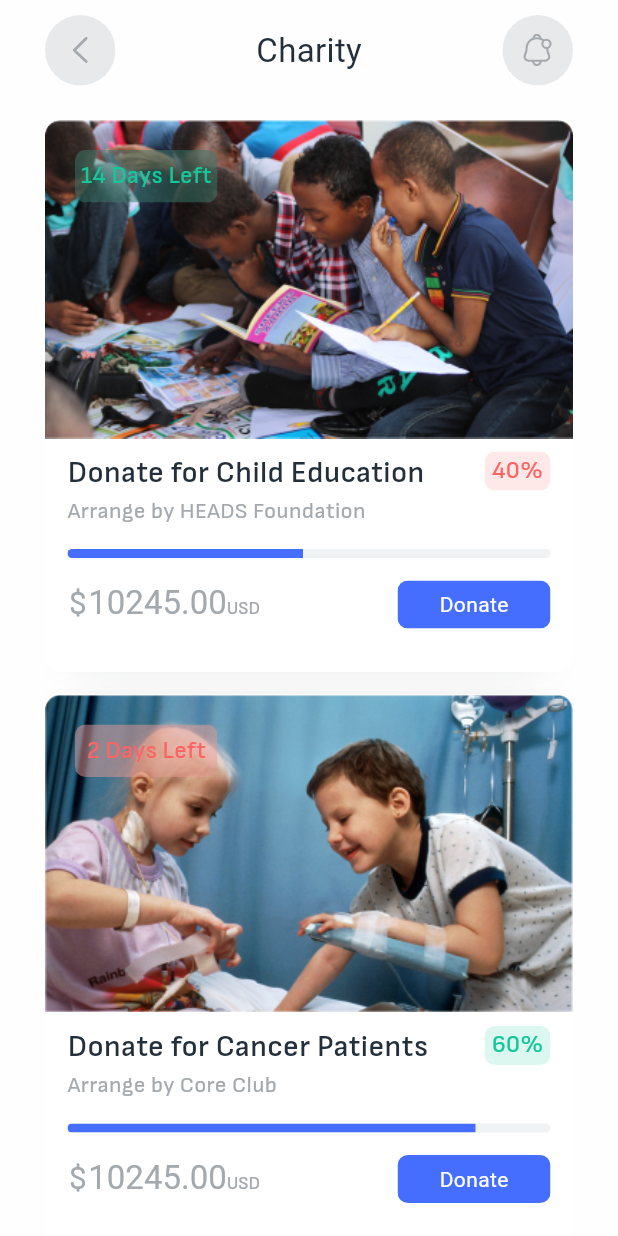
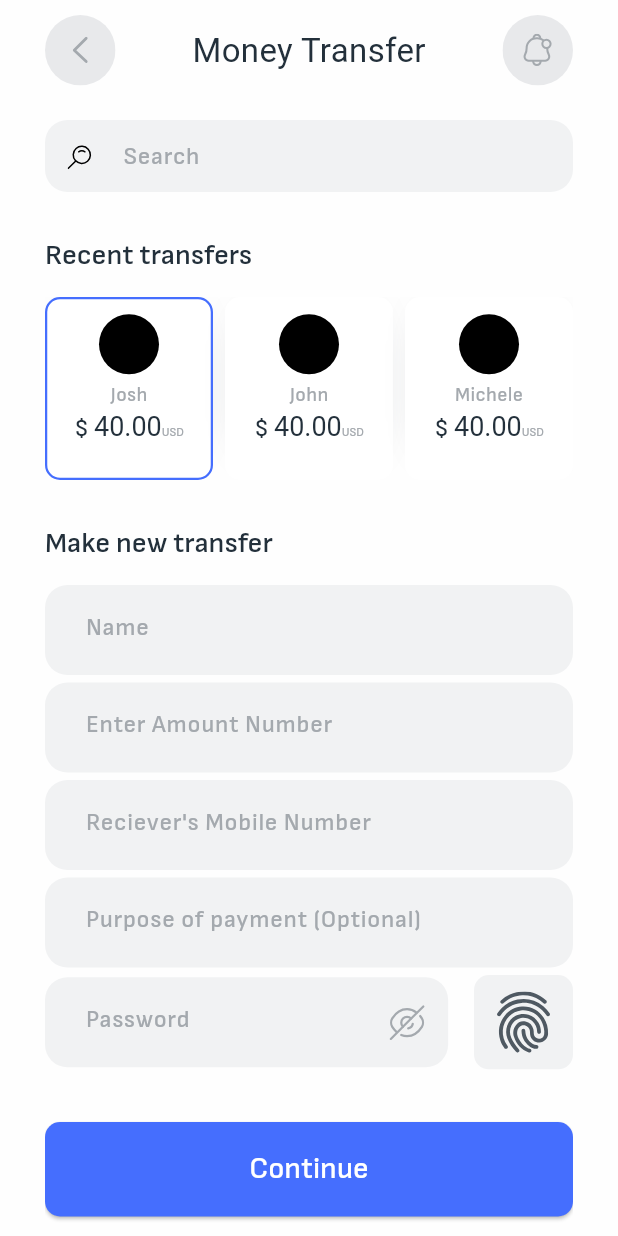
Before and after one commit to Mohammad-Nikmard/Fintech, a Flutter app: the screen it shows after launch, on a phone screen of 412 x 824 dp. Run offline on Flutter 3.47's test engine with Material 3 defaults, Android fonts, the phone set to English and light mode, and no system bars; our stand-ins replace flutter_svg, flutter_switch, get_it, pinput, smooth_page_indicator; Roboto replaces fonts that are missing (SB); project files that could hold a hidden picture were left out.

Commit message:
feat: add money transfer fields

```diff
--- a/lib/main.dart
+++ b/lib/main.dart
@@ -1,6 +1,6 @@
 import 'package:fintech/DI/service_locator.dart';
 import 'package:fintech/theme/light_theme.dart';
-import 'package:fintech/ui/donation_screen.dart';
+import 'package:fintech/ui/money_transfer.dart';
 import 'package:flutter/material.dart';
 
 void main() {
@@ -16,7 +16,7 @@ class MyApp extends StatelessWidget {
   Widget build(BuildContext context) {
     return MaterialApp(
       debugShowCheckedModeBanner: false,
-      home: DonationScreen(
+      home: MoneyTransferScreen(
         mediaQuery: locator.get(),
       ),
       theme: lightTheme,
--- /dev/null
+++ b/lib/ui/money_transfer.dart
@@ -0,0 +1,395 @@
+import 'package:fintech/constatns/color_constants.dart';
+import 'package:fintech/util/extensions/string_extension.dart';
+import 'package:fintech/util/extensions/theme_extension.dart';
+import 'package:fintech/util/mediaquery_handler.dart';
+import 'package:fintech/widget/custom_appbar.dart';
+import 'package:fintech/widget/custom_grid_box.dart';
+import 'package:fintech/widget/my_textfield.dart';
+import 'package:flutter/material.dart';
+import 'package:flutter_svg/svg.dart';
+
+class MoneyTransferScreen extends StatefulWidget {
+  const MoneyTransferScreen({
+    super.key,
+    required this.mediaQuery,
+  });
+  final MediaQueryHandler mediaQuery;
+
+  @override
+  State<MoneyTransferScreen> createState() => _MoneyTransferScreenState();
+}
+
+class _MoneyTransferScreenState extends State<MoneyTransferScreen> {
+  int progressIndicator = 0;
+  String amount = '';
+  String chosenUser = '';
+
+  @override
+  Widget build(BuildContext context) {
+    return Scaffold(
+      backgroundColor: context.background,
+      body: SafeArea(
+        child: Padding(
+          padding: const EdgeInsets.symmetric(horizontal: 30),
+          child: Stack(
+            children: [
+              if (progressIndicator == 0) ...{
+                Padding(
+                  padding: const EdgeInsets.only(top: 80),
+                  child: _MoneyTransferFields(
+                    mediaQuery: widget.mediaQuery,
+                    onTapped: () {
+                      setState(() {
+                        progressIndicator = 1;
+                      });
+                    },
+                    selectedUsser: (value) {
+                      setState(() {
+                        chosenUser = value;
+                      });
+                    },
+                  ),
+                ),
+              },
+              Padding(
+                padding: const EdgeInsets.only(top: 10),
+                child: CustomAppbar(
+                  title: (progressIndicator < 1)
+                      ? 'Money Transfer'
+                      : 'Confirmation',
+                  leftIcon: (progressIndicator > 3)
+                      ? 'my_photo.jpg'
+                      : 'icon_arrow_left',
+                  isLeftProfile: (progressIndicator > 3) ? true : false,
+                  rightIcon: 'icon_notification',
+                ),
+              ),
+            ],
+          ),
+        ),
+      ),
+    );
+  }
+}
+
+class _MoneyTransferFields extends StatefulWidget {
+  const _MoneyTransferFields({
+    required this.mediaQuery,
+    required this.onTapped,
+    required this.selectedUsser,
+  });
+  final VoidCallback onTapped;
+  final ValueChanged<String> selectedUsser;
+  final MediaQueryHandler mediaQuery;
+
+  @override
+  State<_MoneyTransferFields> createState() => __MoneyTransferFieldsState();
+}
+
+class __MoneyTransferFieldsState extends State<_MoneyTransferFields> {
+  late TextEditingController nameController;
+  late TextEditingController accountNumberController;
+  late TextEditingController mobileNumberController;
+  late TextEditingController purposeOfPaymentController;
+  late TextEditingController passwordController;
+
+  int selectedIndex = 0;
+
+  bool visibleEye = true;
+
+  List<String> nameList = [
+    'Josh',
+    'John',
+    'Michele',
+    'Mohammad',
+  ];
+
+  @override
+  void initState() {
+    super.initState();
+    nameController = TextEditingController();
+    accountNumberController = TextEditingController();
+    mobileNumberController = TextEditingController();
+    purposeOfPaymentController = TextEditingController();
+    passwordController = TextEditingController();
+  }
+
+  @override
+  void dispose() {
+    nameController.dispose();
+    accountNumberController.dispose();
+    mobileNumberController.dispose();
+    purposeOfPaymentController.dispose();
+    passwordController.dispose();
+    super.dispose();
+  }
+
+  @override
+  Widget build(BuildContext context) {
+    return SingleChildScrollView(
+      child: Column(
+        crossAxisAlignment: CrossAxisAlignment.start,
+        children: [
+          SizedBox(
+            height: 48,
+            width: widget.mediaQuery.screenWidth(context),
+            child: CustomTextField(
+              verticalPadding: 0,
+              mediaQuery: widget.mediaQuery,
+              hint: 'Search',
+              controller: nameController,
+              color: context.secondaryContainer,
+              prefixIcon: SizedBox(
+                height: 17,
+                width: 17,
+                child: Padding(
+                  padding: const EdgeInsets.all(15.0),
+                  child: SvgPicture.asset(
+                    'icon_search'.toSvg,
+                  ),
+                ),
+              ),
+            ),
+          ),
+          const SizedBox(height: 30),
+          Text(
+            'Recent transfers',
+            style: context.headlineMedium,
+          ),
+          const SizedBox(height: 15),
+          SizedBox(
+            height: 122,
+            child: ListView.builder(
+              padding: EdgeInsets.zero,
+              scrollDirection: Axis.horizontal,
+              itemBuilder: (context, index) {
+                return Padding(
+                  padding: const EdgeInsets.only(right: 8),
+                  child: GestureDetector(
+                    onTap: () {
+                      setState(() {
+                        selectedIndex = index;
+                      });
+                    },
+                    child: CustomGridBox(
+                      index: index,
+                      selectedIndex: selectedIndex,
+                      height: 122,
+                      width: 112,
+                      child: Column(
+                        children: [
+                          const CircleAvatar(
+                            radius: 20,
+                            backgroundColor: Colors.black,
+                          ),
+                          const SizedBox(height: 5),
+                          Text(
+                            nameList[index],
+                            style: const TextStyle(
+                              fontFamily: 'SM',
+                              fontSize: 13,
+                              color: AppColor.greyColor200,
+                            ),
+                          ),
+                          RichText(
+                            text: const TextSpan(
+                              children: [
+                                TextSpan(
+                                  text: '\$ ',
+                                  style: TextStyle(
+                                    fontFamily: 'SM',
+                                    fontSize: 16,
+                                    color: AppColor.blackColor,
+                                  ),
+                                ),
+                                TextSpan(
+                                  text: '40.00',
+                                  style: TextStyle(
+                                    fontFamily: 'SB',
+                                    fontSize: 18,
+                                    color: AppColor.blackColor,
+                                  ),
+                                ),
+                                TextSpan(
+                                  text: 'USD',
+                                  style: TextStyle(
+                                    fontFamily: 'SM',
+                                    fontSize: 8,
+                                    color: AppColor.greyColor200,
+                                  ),
+                                ),
+                              ],
+                            ),
+                          ),
+                        ],
+                      ),
+                    ),
+                  ),
+                );
+              },
+              itemCount: nameList.length,
+            ),
+          ),
+          const SizedBox(height: 30),
+          Text(
+            'Make new transfer',
+            style: context.headlineMedium,
+          ),
+          const SizedBox(height: 15),
+          SizedBox(
+            height: 60,
+            width: widget.mediaQuery.screenWidth(context),
+            child: CustomTextField(
+              mediaQuery: widget.mediaQuery,
+              hint: 'Name',
+              controller: nameController,
+              color: context.secondaryContainer,
+            ),
+          ),
+          const SizedBox(height: 5),
+          SizedBox(
+            height: 60,
+            width: widget.mediaQuery.screenWidth(context),
+            child: CustomTextField(
+              mediaQuery: widget.mediaQuery,
+              hint: 'Enter Amount Number',
+              controller: accountNumberController,
+              color: context.secondaryContainer,
+            ),
+          ),
+          const SizedBox(height: 5),
+          SizedBox(
+            height: 60,
+            width: widget.mediaQuery.screenWidth(context),
+            child: CustomTextField(
+              mediaQuery: widget.mediaQuery,
+              hint: "Reciever's Mobile Number",
+              controller: mobileNumberController,
+              color: context.secondaryContainer,
+            ),
+          ),
+          const SizedBox(height: 5),
+          SizedBox(
+            height: 60,
+            width: widget.mediaQuery.screenWidth(context),
+            child: CustomTextField(
+              mediaQuery: widget.mediaQuery,
+              hint: 'Purpose of payment (Optional)',
+              controller: purposeOfPaymentController,
+              color: context.secondaryContainer,
+            ),
+          ),
+          const SizedBox(height: 5),
+          Row(
+            children: [
+              Expanded(
+                child: SizedBox(
+                  height: 60,
+                  child: TextField(
+                    controller: passwordController,
+                    style: const TextStyle(
+                      fontFamily: 'SM',
+                      fontSize: 16,
+                      color: AppColor.blackColor,
+                    ),
+                    decoration: InputDecoration(
+                      suffixIcon: visibleEye
+                          ? GestureDetector(
+                              onTap: () {
+                                setState(() {
+                                  visibleEye = !visibleEye;
+                                });
+                              },
+                              child: Padding(
+                                padding: const EdgeInsets.all(14.0),
+                                child: SvgPicture.asset(
+                                  'icon_eye_off'.toSvg,
+                                  colorFilter: const ColorFilter.mode(
+                                    AppColor.greyColor200,
+                                    BlendMode.srcIn,
+                                  ),
+                                ),
+                              ),
+                            )
+                          : GestureDetector(
+                              onTap: () {
+                                setState(() {
+                                  visibleEye = !visibleEye;
+                                });
+                              },
+                              child: const Icon(
+                                Icons.remove_red_eye,
+                                color: AppColor.greyColor200,
+                                size: 18.7,
+                              ),
+                            ),
+                      contentPadding: const EdgeInsets.symmetric(
+                          horizontal: 23, vertical: 22),
+                      filled: true,
+                      fillColor: context.secondaryContainer,
+                      hintText: 'Password',
+                      hintStyle: const TextStyle(
+                        fontFamily: 'SM',
+                        fontSize: 16,
+                        color: AppColor.greyColor200,
+                      ),
+                      enabledBorder: const OutlineInputBorder(
+                        borderRadius: BorderRadius.all(
+                          Radius.circular(15),
+                        ),
+                        borderSide: BorderSide(color: Colors.transparent),
+                      ),
+                      focusedBorder: const OutlineInputBorder(
+                        borderRadius: BorderRadius.all(
+                          Radius.circular(15),
+                        ),
+                        borderSide: BorderSide(color: Colors.transparent),
+                      ),
+                    ),
+                  ),
+                ),
+              ),
+              const SizedBox(width: 17.25),
+              ClipRRect(
+                borderRadius: const BorderRadius.all(
+                  Radius.circular(10),
+                ),
+                child: ColoredBox(
+                  color: context.secondaryContainer,
+                  child: SizedBox(
+                    height: 63,
+                    width: 66,
+                    child: Padding(
+                      padding: const EdgeInsets.all(11.0),
+                      child: SvgPicture.asset(
+                        'icon_fingerprint'.toSvg,
+                      ),
+                    ),
+                  ),
+                ),
+              )
+            ],
+          ),
+          const SizedBox(height: 35),
+          SizedBox(
+            height: 63,
+            width: double.infinity,
+            child: ElevatedButton(
+              onPressed: () {
+                widget.selectedUsser('');
+                widget.onTapped();
+              },
+              child: const Text(
+                'Continue',
+                style: TextStyle(
+                  color: Colors.white,
+                ),
+              ),
+            ),
+          ),
+          const SizedBox(height: 30),
+        ],
+      ),
+    );
+  }
+}
--- a/lib/widget/my_textfield.dart
+++ b/lib/widget/my_textfield.dart
@@ -14,6 +14,7 @@ class CustomTextField extends StatelessWidget {
     this.textColor = AppColor.blackColor,
     this.prefixIcon,
     this.maxLines,
+    this.verticalPadding,
   });
   final MediaQueryHandler mediaQuery;
   final String hint;
@@ -24,6 +25,7 @@ class CustomTextField extends StatelessWidget {
   final Color textColor;
   final Widget? prefixIcon;
   final int? maxLines;
+  final double? verticalPadding;
 
   @override
   Widget build(BuildContext context) {
@@ -41,8 +43,8 @@ class CustomTextField extends StatelessWidget {
         ),
         decoration: InputDecoration(
           prefixIcon: prefixIcon,
-          contentPadding:
-              const EdgeInsets.symmetric(horizontal: 23, vertical: 22),
+          contentPadding: EdgeInsets.symmetric(
+              horizontal: 23, vertical: verticalPadding ?? 22),
           filled: true,
           fillColor: color,
           hintText: hint,
```
